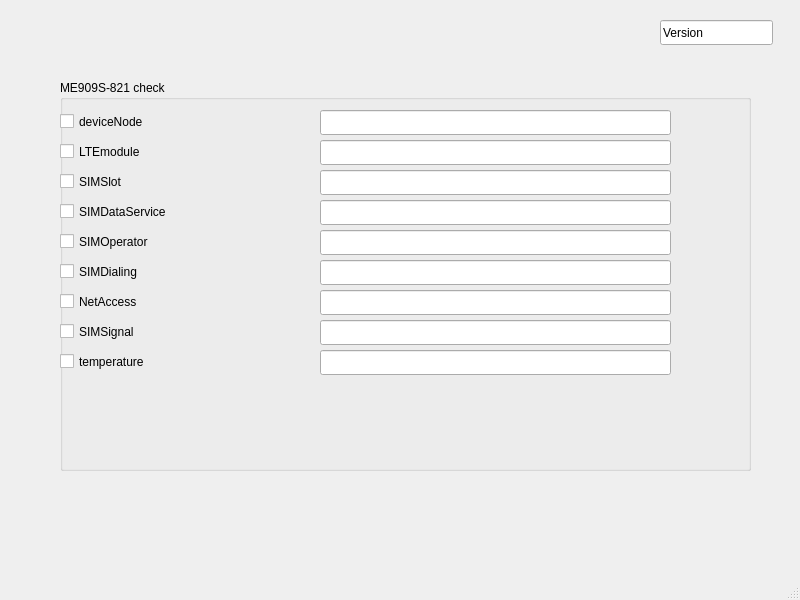
This is mainwindow.ui in kritha/me909s-821 as Qt 5 draws it before an edit. The edited form follows.
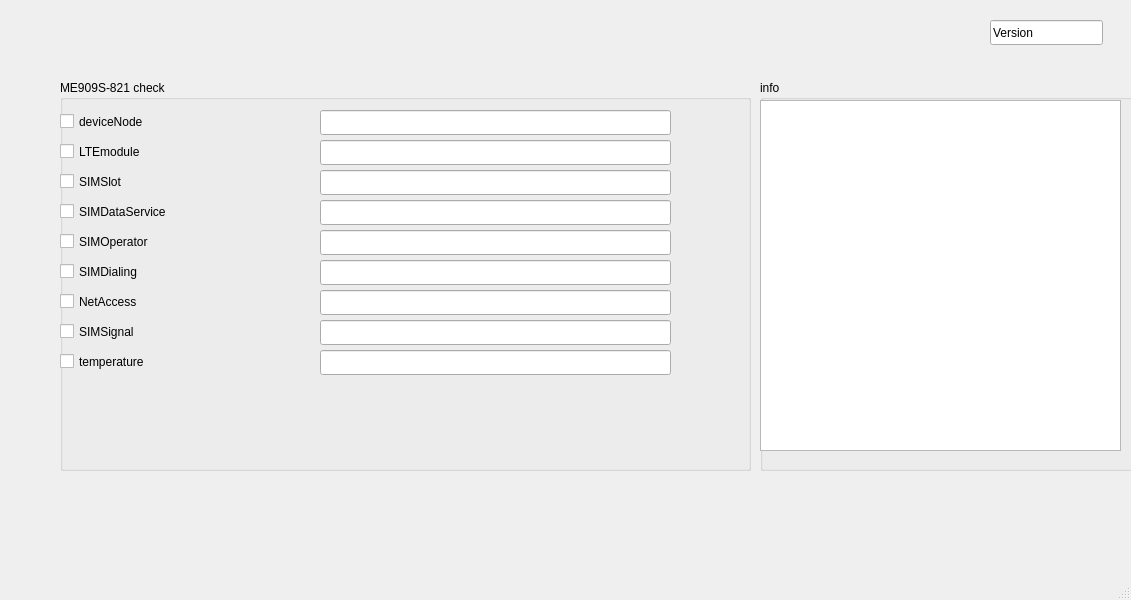
This is the edited form.

What changed in the file:
```diff
--- a/mainwindow.ui
+++ b/mainwindow.ui
@@ -6,7 +6,7 @@
    <rect>
     <x>0</x>
     <y>0</y>
-    <width>800</width>
+    <width>1131</width>
     <height>600</height>
    </rect>
   </property>
@@ -237,7 +237,7 @@
    <widget class="QLineEdit" name="lineEdit_version">
     <property name="geometry">
      <rect>
-      <x>660</x>
+      <x>990</x>
       <y>20</y>
       <width>113</width>
       <height>25</height>
@@ -247,6 +247,29 @@
      <string>Version</string>
     </property>
    </widget>
+   <widget class="QGroupBox" name="groupBox_2">
+    <property name="geometry">
+     <rect>
+      <x>760</x>
+      <y>80</y>
+      <width>391</width>
+      <height>391</height>
+     </rect>
+    </property>
+    <property name="title">
+     <string>info</string>
+    </property>
+    <widget class="QTextEdit" name="textEdit_info">
+     <property name="geometry">
+      <rect>
+       <x>0</x>
+       <y>20</y>
+       <width>361</width>
+       <height>351</height>
+      </rect>
+     </property>
+    </widget>
+   </widget>
   </widget>
   <widget class="QMenuBar" name="menubar">
    <property name="geometry">
```
Left out of the diff: 2 changed lines with no effect on the pictures.
